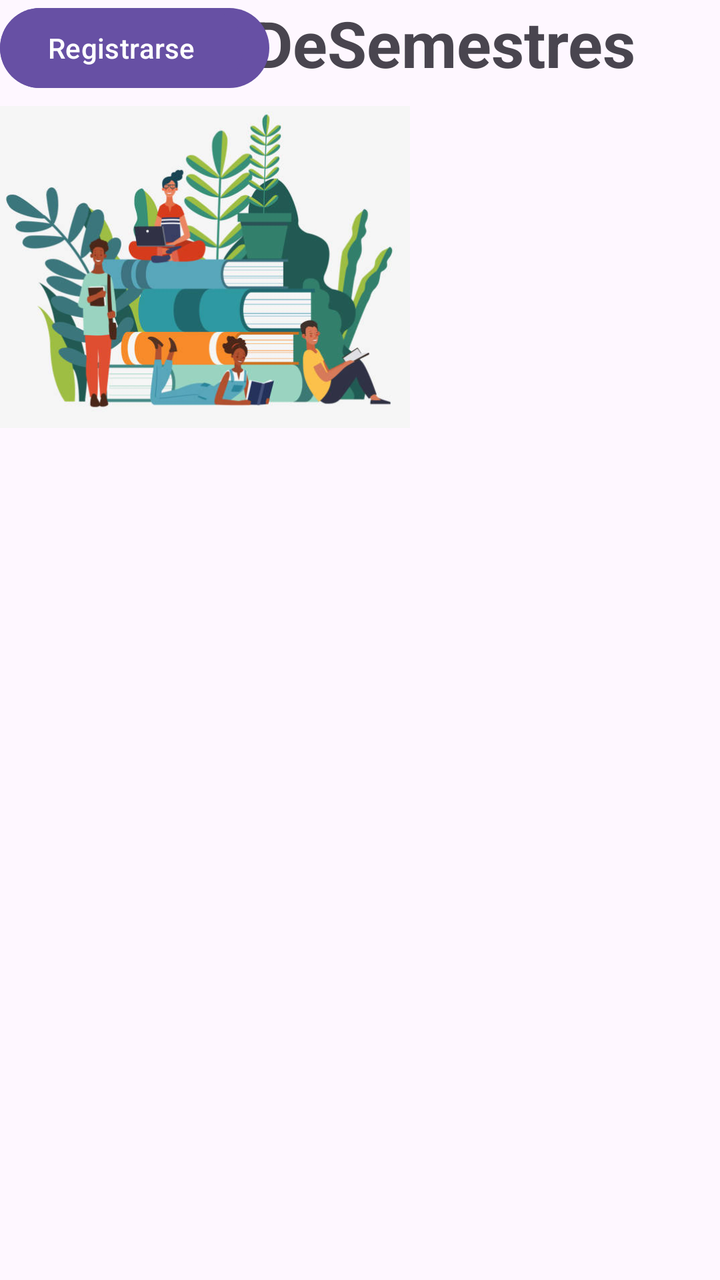
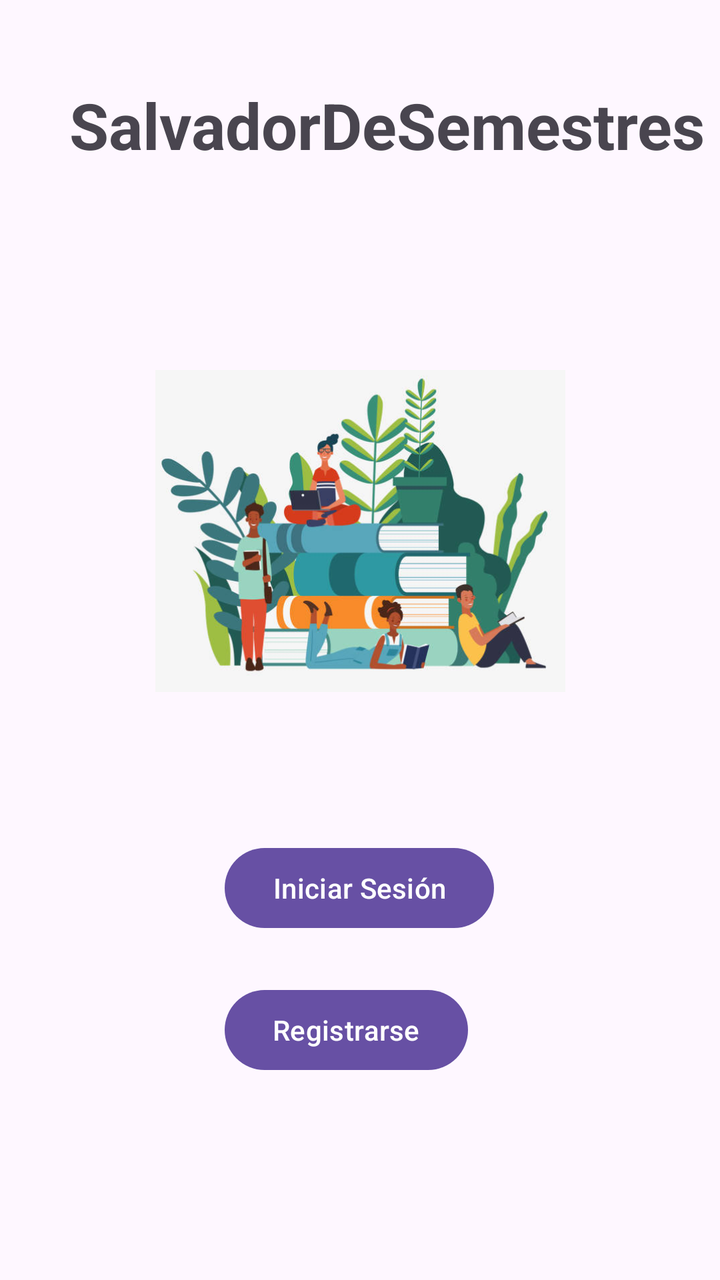

The first picture is an Android layout as it rendered before a commit; the second is the same layout after the commit. The layout source and the unified diff follow.
<!-- AndroidManifest.xml: application theme Theme.SalvadorDeSemestres -->
<!-- res/layout/activity_main.xml -->
<?xml version="1.0" encoding="utf-8"?>
<androidx.constraintlayout.widget.ConstraintLayout xmlns:android="http://schemas.android.com/apk/res/android"
    xmlns:app="http://schemas.android.com/apk/res-auto"
    xmlns:tools="http://schemas.android.com/tools"
    android:id="@+id/main"
    android:layout_width="match_parent"
    android:layout_height="match_parent"
    tools:context=".MainActivity">

    <TextView
        android:id="@+id/tvTitulo"
        android:layout_width="wrap_content"
        android:layout_height="wrap_content"
        android:text="SalvadorDeSemestres"
        android:textSize="32sp"
        android:textStyle="bold"
        tools:layout_editor_absoluteX="60dp"
        tools:layout_editor_absoluteY="41dp" />

    <Button
        android:id="@+id/btnIniciarSesion"
        android:layout_width="wrap_content"
        android:layout_height="wrap_content"
        android:text="Iniciar Sesión"
        tools:layout_editor_absoluteX="138dp"
        tools:layout_editor_absoluteY="420dp" />

    <Button
        android:id="@+id/btnRegistrarse"
        android:layout_width="wrap_content"
        android:layout_height="wrap_content"
        android:text="Registrarse"
        tools:layout_editor_absoluteX="138dp"
        tools:layout_editor_absoluteY="491dp" />

    <ImageView
        android:id="@+id/imageView"
        android:layout_width="205dp"
        android:layout_height="267dp"
        app:srcCompat="@drawable/imagen_de_inicio"
        tools:layout_editor_absoluteX="103dp"
        tools:layout_editor_absoluteY="132dp" />

</androidx.constraintlayout.widget.ConstraintLayout>
<!-- resources referenced by this layout -->
<resources>
  <!-- drawable imagen_de_inicio: jpg bitmap (drawable, 43776 bytes) -->
  <style name="Theme.SalvadorDeSemestres" parent="Base.Theme.SalvadorDeSemestres" />
  <style name="Base.Theme.SalvadorDeSemestres" parent="Theme.Material3.DayNight.NoActionBar">
          
          
      </style>
</resources>

<!-- the commit's change to res/layout/activity_main.xml (unified diff, before → after) -->
@@ -11,34 +11,50 @@
         android:id="@+id/tvTitulo"
         android:layout_width="wrap_content"
         android:layout_height="wrap_content"
+        android:layout_marginStart="60dp"
+        android:layout_marginTop="41dp"
+        android:layout_marginEnd="33dp"
         android:text="SalvadorDeSemestres"
         android:textSize="32sp"
         android:textStyle="bold"
-        tools:layout_editor_absoluteX="60dp"
-        tools:layout_editor_absoluteY="41dp" />
+        app:layout_constraintEnd_toEndOf="parent"
+        app:layout_constraintStart_toStartOf="parent"
+        app:layout_constraintTop_toTopOf="parent" />
 
     <Button
         android:id="@+id/btnIniciarSesion"
         android:layout_width="wrap_content"
         android:layout_height="wrap_content"
+        android:layout_marginStart="138dp"
+        android:layout_marginTop="21dp"
+        android:layout_marginEnd="139dp"
         android:text="Iniciar Sesión"
-        tools:layout_editor_absoluteX="138dp"
-        tools:layout_editor_absoluteY="420dp" />
+        app:layout_constraintEnd_toEndOf="parent"
+        app:layout_constraintStart_toStartOf="parent"
+        app:layout_constraintTop_toBottomOf="@+id/imageView" />
 
     <Button
         android:id="@+id/btnRegistrarse"
         android:layout_width="wrap_content"
         android:layout_height="wrap_content"
+        android:layout_marginStart="138dp"
+        android:layout_marginTop="23dp"
+        android:layout_marginEnd="152dp"
         android:text="Registrarse"
-        tools:layout_editor_absoluteX="138dp"
-        tools:layout_editor_absoluteY="491dp" />
+        app:layout_constraintEnd_toEndOf="parent"
+        app:layout_constraintStart_toStartOf="parent"
+        app:layout_constraintTop_toBottomOf="@+id/btnIniciarSesion" />
 
     <ImageView
         android:id="@+id/imageView"
         android:layout_width="205dp"
         android:layout_height="267dp"
-        app:srcCompat="@drawable/imagen_de_inicio"
-        tools:layout_editor_absoluteX="103dp"
-        tools:layout_editor_absoluteY="132dp" />
+        android:layout_marginStart="103dp"
+        android:layout_marginTop="48dp"
+        android:layout_marginEnd="103dp"
+        app:layout_constraintEnd_toEndOf="parent"
+        app:layout_constraintStart_toStartOf="parent"
+        app:layout_constraintTop_toBottomOf="@+id/tvTitulo"
+        app:srcCompat="@drawable/imagen_de_inicio" />
 
 </androidx.constraintlayout.widget.ConstraintLayout>
